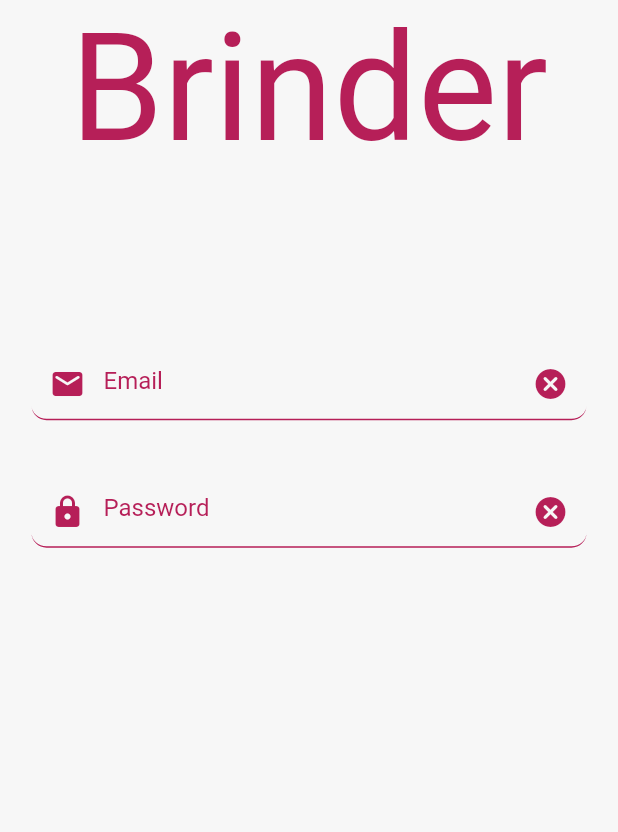
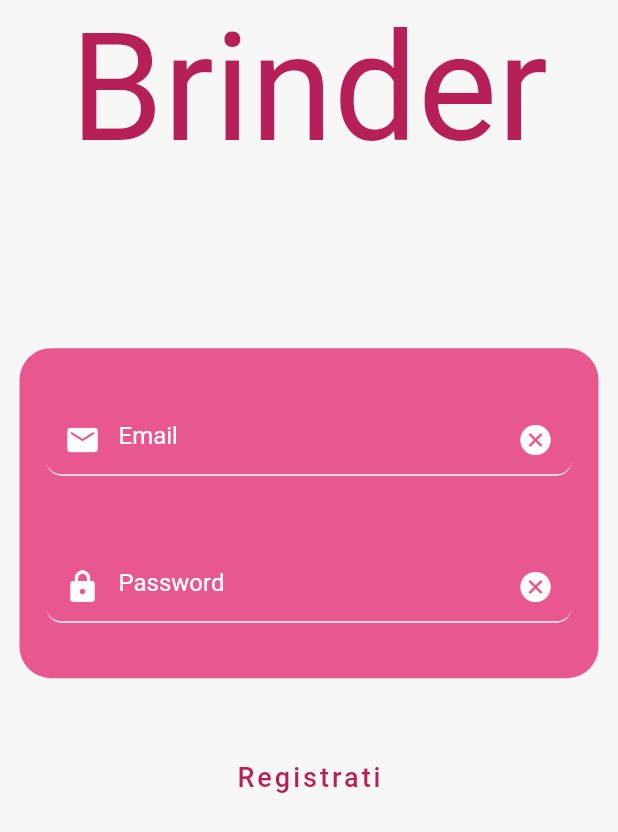
Before and after one commit to mirafiorielia/brinder, a Flutter app: the screen it shows after launch, on a phone screen of 412 x 824 dp. Shown: the top 832 px of the screen. Run offline on Flutter 3.47's test engine with Material 2 defaults, Android fonts, the phone set to English and light mode, and no system bars; our stand-ins replace firebase_core, google_fonts; accounts and stored records are empty.

Commit message:
- adding login page

```diff
--- /dev/null
+++ b/lib/CustomWidgets/custom_background.dart
@@ -0,0 +1,29 @@
+import 'package:brinder/Utils/colors.dart';
+import 'package:flutter/material.dart';
+
+class CustomBackground extends StatelessWidget {
+  final EdgeInsets margin, padding;
+  final Color backgroundColor;
+  final Widget child;
+
+  const CustomBackground({
+    Key? key,
+    this.margin = const EdgeInsets.symmetric(horizontal: 13, vertical: 8),
+    this.padding = const EdgeInsets.symmetric(horizontal: 13, vertical: 8),
+    this.backgroundColor = background,
+    required this.child,
+  }) : super(key: key);
+
+  @override
+  Widget build(BuildContext context) {
+    return Container(
+      margin: margin,
+      padding: padding,
+      decoration: BoxDecoration(
+        color: backgroundColor,
+        borderRadius: const BorderRadius.all(Radius.circular(21)),
+      ),
+      child: child,
+    );
+  }
+}
--- a/lib/CustomWidgets/custom_textfield.dart
+++ b/lib/CustomWidgets/custom_textfield.dart
@@ -20,8 +20,8 @@ class CustomTextField extends StatelessWidget {
     required this.hint,
     required this.prefixIcon,
     required this.suffixIcon,
-    this.textColor = primary,
-    this.iconColor = primary,
+    this.textColor = Colors.white,
+    this.iconColor = Colors.white,
     required this.inputType,
     this.onFieldSubmitted,
     this.onSuffixIconPressed,
@@ -36,7 +36,7 @@ class CustomTextField extends StatelessWidget {
         controller: controller,
         keyboardType: inputType,
         style: TextStyle(color: textColor),
-        cursorColor: primary,
+        cursorColor: Colors.white,
         minLines: 1,
         maxLines: 20,
         onChanged: (value) {},
--- a/lib/Utils/themes.dart
+++ b/lib/Utils/themes.dart
@@ -14,12 +14,12 @@ final ThemeData lightTheme = ThemeData(
   textTheme: const TextTheme(
     headline1: TextStyle(
       color: primary,
-      fontSize: 20,
+      fontSize: 21,
       fontWeight: FontWeight.bold,
     ),
     bodyText1: TextStyle(
       color: primary,
-      fontSize: 15,
+      fontSize: 18,
     ),
     button: TextStyle(
       color: primary,
@@ -56,7 +56,7 @@ final ThemeData lightTheme = ThemeData(
     unselectedItemColor: Colors.white,
   ),
   iconTheme: const IconThemeData(
-    color: onSecondary,
+    color: Colors.white,
   ),
   elevatedButtonTheme: ElevatedButtonThemeData(
     style: ElevatedButton.styleFrom(
@@ -89,27 +89,27 @@ final ThemeData lightTheme = ThemeData(
   inputDecorationTheme: const InputDecorationTheme(
     filled: false,
     fillColor: Colors.transparent,
-    labelStyle: TextStyle(color: primary),
-    helperStyle: TextStyle(color: primary),
-    hintStyle: TextStyle(color: primary),
+    labelStyle: TextStyle(color: Colors.white),
+    helperStyle: TextStyle(color: Colors.white),
+    hintStyle: TextStyle(color: Colors.white),
     errorStyle: TextStyle(color: Colors.red),
-    iconColor: primary,
-    prefixIconColor: primary,
-    suffixIconColor: primary,
+    iconColor: Colors.white,
+    prefixIconColor: Colors.white,
+    suffixIconColor: Colors.white,
     enabledBorder: UnderlineInputBorder(
-      borderSide: BorderSide(color: primary),
+      borderSide: BorderSide(color: Colors.white),
       borderRadius: BorderRadius.all(Radius.circular(10)),
     ),
     disabledBorder: UnderlineInputBorder(
-      borderSide: BorderSide(color: primary),
+      borderSide: BorderSide(color: Colors.white),
       borderRadius: BorderRadius.all(Radius.circular(10)),
     ),
     border: UnderlineInputBorder(
-      borderSide: BorderSide(color: primary),
+      borderSide: BorderSide(color: Colors.white),
       borderRadius: BorderRadius.all(Radius.circular(10)),
     ),
     focusedBorder: UnderlineInputBorder(
-      borderSide: BorderSide(color: primary),
+      borderSide: BorderSide(color: Colors.white),
       borderRadius: BorderRadius.all(Radius.circular(10)),
     ),
     errorBorder: UnderlineInputBorder(
--- a/lib/login_page.dart
+++ b/lib/login_page.dart
@@ -1,5 +1,7 @@
+import 'package:brinder/CustomWidgets/custom_background.dart';
 import 'package:brinder/CustomWidgets/custom_textfield.dart';
 import 'package:brinder/Utils/colors.dart';
+import 'package:brinder/Utils/functions.dart';
 import 'package:flutter/material.dart';
 
 class LoginPage extends StatefulWidget {
@@ -19,6 +21,21 @@ class _LoginPageState extends State<LoginPage> {
     super.initState();
   }
 
+  Widget _buildRegisterButton() {
+    return TextButton(
+      onPressed: () {showSnackBar(context, 'REGISTER', false);},
+      child: Text(
+        'Registrati',
+        style: Theme.of(context).textTheme.bodyText1?.merge(
+              const TextStyle(
+                color: primary,
+                letterSpacing: 2,
+              ),
+            ),
+      ),
+    );
+  }
+
   Widget _buildPasswordField() {
     return CustomTextField(
       controller: passwordController,
@@ -29,7 +46,7 @@ class _LoginPageState extends State<LoginPage> {
       onSuffixIconPressed: () {
         passwordController.clear();
       },
-      margin: const EdgeInsets.symmetric(horizontal: 21, vertical: 8),
+      margin: const EdgeInsets.symmetric(horizontal: 5, vertical: 8),
     );
   }
 
@@ -43,7 +60,7 @@ class _LoginPageState extends State<LoginPage> {
       onSuffixIconPressed: () {
         emailController.clear();
       },
-      margin: const EdgeInsets.symmetric(horizontal: 21, vertical: 8),
+      margin: const EdgeInsets.symmetric(horizontal: 5, vertical: 8),
     );
   }
 
@@ -52,10 +69,7 @@ class _LoginPageState extends State<LoginPage> {
       'Brinder',
       style: Theme.of(context).textTheme.headline1?.merge(
             const TextStyle(
-              color: primary,
-              fontSize: 100,
-              fontWeight: FontWeight.normal
-            ),
+                color: primary, fontSize: 100, fontWeight: FontWeight.normal),
           ),
     );
   }
@@ -69,20 +83,26 @@ class _LoginPageState extends State<LoginPage> {
           _buildTitle(),
           SizedBox(height: MediaQuery.of(context).size.height * 0.13),
           SingleChildScrollView(
+            child: CustomBackground(
+              backgroundColor: primaryLight,
               child: Column(
                 mainAxisSize: MainAxisSize.max,
                 mainAxisAlignment: MainAxisAlignment.center,
                 crossAxisAlignment: CrossAxisAlignment.center,
                 children: [
+                  const SizedBox(height: 21),
                   _buildEmailField(),
+                  const SizedBox(height: 34),
+                  _buildPasswordField(),
                   const SizedBox(height: 21),
-                  _buildPasswordField(),
                 ],
               ),
             ),
+          ),
+          const SizedBox(height: 34),
+          _buildRegisterButton(),
         ],
-        )
-      ),
+      )),
     );
   }
 }
```
Lines whose indentation alone changed are shown as unchanged.
